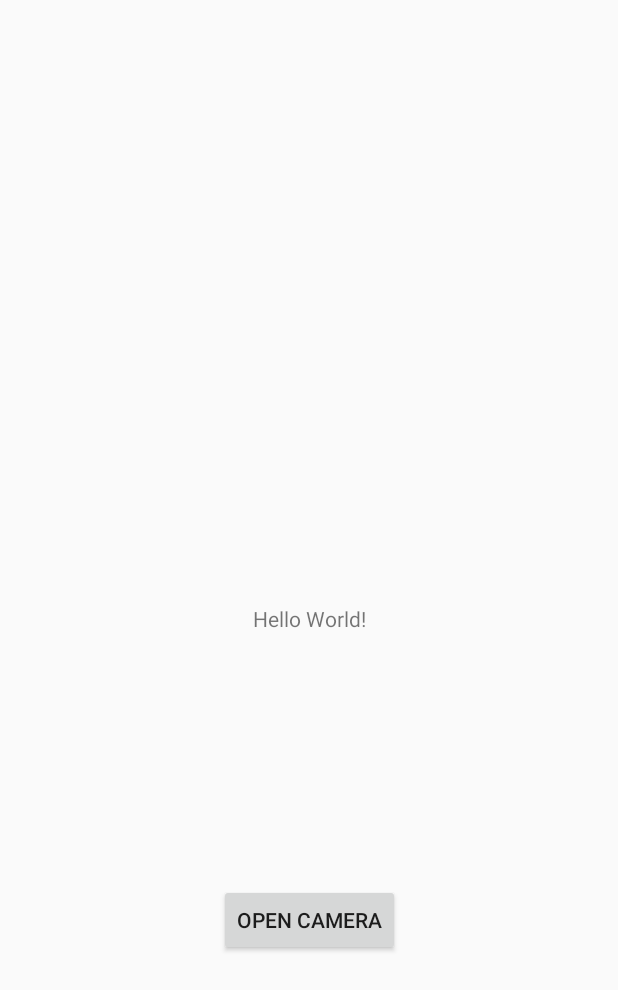
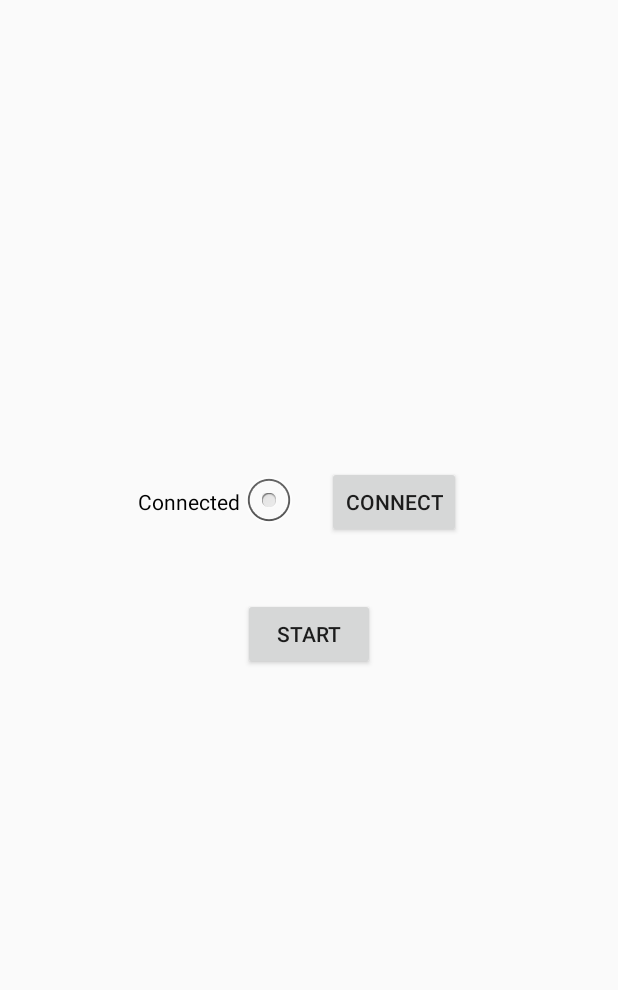
Before and after one commit to arakhmat/perception, an Android app: the screen it shows after launch (MainActivity), on a phone screen of 412 x 824 dp. Shown: the top 990 px of the screen. Run offline under Robolectric (Android 15) with nearby library versions, the phone set to English and light mode, and no system bars.

Commit message:
Started adding BLE communication

```diff
--- a/app/src/main/java/nextrev/perception/MainActivity.java
+++ b/app/src/main/java/nextrev/perception/MainActivity.java
@@ -1,43 +1,50 @@
 package nextrev.perception;
 
 import android.app.Activity;
+import android.app.AlertDialog;
 import android.content.Intent;
 import android.os.Bundle;
 import android.view.View;
 import android.widget.Button;
-import android.widget.TextView;
+import android.widget.CheckBox;
 
 public class MainActivity extends Activity {
+
+    private boolean connected = false;
 
     @Override
     protected void onCreate(Bundle savedInstanceState) {
         super.onCreate(savedInstanceState);
-        setContentView(R.layout.activity_main);
+        setContentView(R.layout.main_activity);
 
-        // Example of a call to a native method
-        TextView tv = findViewById(R.id.sample_text);
-        tv.setText(stringFromJNI());
+        Button cameraActivityButton = findViewById(R.id.camera_activity_button);
+        Button connectButton = findViewById(R.id.connect_button);
+        CheckBox statusCheckbox = findViewById(R.id.status_checkbox);
 
-        Button btn = findViewById(R.id.camera_activity_button);
-
-        btn.setOnClickListener(new View.OnClickListener() {
+        /* Start the Game */
+        cameraActivityButton.setOnClickListener(new View.OnClickListener() {
             @Override
             public void onClick(View v) {
+            if (connected) {
                 startActivity(new Intent(MainActivity.this, CameraActivity.class));
             }
+            else {
+                new AlertDialog.Builder(MainActivity.this)
+                    .setTitle("Error")
+                    .setMessage("Connect to Arduino via Bluetooth first")
+                    .setPositiveButton("ok", null).show();
+            }
+            }
         });
+
+        /* Connect to bluetooth */
+        connectButton.setOnClickListener(new View.OnClickListener() {
+            @Override
+            public void onClick(View v) {
+                startActivity(new Intent(MainActivity.this, BLEScanActivity.class));
+            }
+        });
+
+        statusCheckbox.setChecked(connected);
     }
-
-    /**
-     * A native method that is implemented by the 'native-lib' native library,
-     * which is packaged with this application.
-     */
-    public native String stringFromJNI();
-
-    // Used to load the 'native-lib' library on application startup.
-    static {
-        System.loadLibrary("native-lib");
-    }
-
-
 }
--- a/app/src/main/res/layout/activity_main.xml
+++ /dev/null
@@ -1,32 +0,0 @@
-<?xml version="1.0" encoding="utf-8"?>
-<android.support.constraint.ConstraintLayout
-    xmlns:android="http://schemas.android.com/apk/res/android"
-    xmlns:tools="http://schemas.android.com/tools"
-    xmlns:app="http://schemas.android.com/apk/res-auto"
-    android:layout_width="match_parent"
-    android:layout_height="match_parent"
-    tools:context="nextrev.perception.MainActivity">
-
-    <TextView
-        android:id="@+id/sample_text"
-        android:layout_width="wrap_content"
-        android:layout_height="wrap_content"
-        android:text="Hello World!"
-        app:layout_constraintBottom_toBottomOf="parent"
-        app:layout_constraintLeft_toLeftOf="parent"
-        app:layout_constraintRight_toRightOf="parent"
-        app:layout_constraintTop_toTopOf="parent" />
-
-    <Button
-        android:id="@+id/camera_activity_button"
-        android:layout_width="wrap_content"
-        android:layout_height="wrap_content"
-        android:text="Open Camera"
-        tools:layout_editor_absoluteX="132dp"
-        tools:layout_editor_absoluteY="355dp"
-        app:layout_constraintBottom_toBottomOf="parent"
-        app:layout_constraintLeft_toLeftOf="parent"
-        app:layout_constraintRight_toRightOf="parent"
-        app:layout_constraintTop_toTopOf="@+id/sample_text"/>
-
-</android.support.constraint.ConstraintLayout>
--- /dev/null
+++ b/app/src/main/res/layout/main_activity.xml
@@ -0,0 +1,57 @@
+<?xml version="1.0" encoding="utf-8"?>
+<android.support.constraint.ConstraintLayout
+    xmlns:android="http://schemas.android.com/apk/res/android"
+    xmlns:tools="http://schemas.android.com/tools"
+    xmlns:app="http://schemas.android.com/apk/res-auto"
+    android:layout_width="match_parent"
+    android:layout_height="match_parent"
+    tools:context="nextrev.perception.MainActivity">
+
+    <CheckBox
+        android:id="@+id/status_checkbox"
+        android:text="Connected"
+        android:layout_width="wrap_content"
+        android:layout_height="wrap_content"
+        android:clickable="false"
+
+        android:button="@null"
+        android:checked="false"
+        android:drawableRight="@android:drawable/btn_radio"
+
+        app:layout_constraintHorizontal_bias="0.3"
+        app:layout_constraintLeft_toLeftOf="parent"
+        app:layout_constraintRight_toRightOf="parent"
+
+        app:layout_constraintVertical_bias="0.4"
+        app:layout_constraintTop_toTopOf="parent"
+        app:layout_constraintBottom_toBottomOf="parent"  />
+
+
+    <Button
+        android:id="@+id/connect_button"
+        android:text="Connect"
+        android:layout_width="wrap_content"
+        android:layout_height="wrap_content"
+
+        app:layout_constraintVertical_bias="0.4"
+        app:layout_constraintTop_toTopOf="parent"
+        app:layout_constraintBottom_toBottomOf="parent"
+
+        android:layout_marginLeft="20dp"
+        app:layout_constraintLeft_toRightOf="@+id/status_checkbox"
+        />
+
+    <Button
+        android:id="@+id/camera_activity_button"
+        android:layout_width="wrap_content"
+        android:layout_height="wrap_content"
+        android:text="Start"
+
+        android:layout_marginTop="40dp"
+        app:layout_constraintTop_toBottomOf="@+id/status_checkbox"
+        app:layout_constraintLeft_toLeftOf="parent"
+        app:layout_constraintRight_toRightOf="parent"
+        />
+
+
+</android.support.constraint.ConstraintLayout>
```
Also changed, not shown: app/src/main/AndroidManifest.xml (+7 -0 lines), app/src/main/java/nextrev/perception/BLEScanActivity.java (added, +281 -0 lines), app/src/main/java/nextrev/perception/CameraActivity.java (+13 -17 lines), app/src/main/res/layout/blescan_activity.xml (added, +18 -0 lines), app/src/main/res/menu/blescan_activity_actions.xml (added, +12 -0 lines), app/src/main/res/drawable-hdpi/ic_action_refresh.png (added), app/src/main/res/drawable-mdpi/ic_action_refresh.png (added), app/src/main/res/drawable-xhdpi/ic_action_refresh.png (added), app/src/main/res/drawable-xxhdpi/ic_action_refresh.png (added), app/src/main/res/layout/camera_activity.xml (renamed from app/src/main/res/layout/activity_camera.xml), 1 other file.
